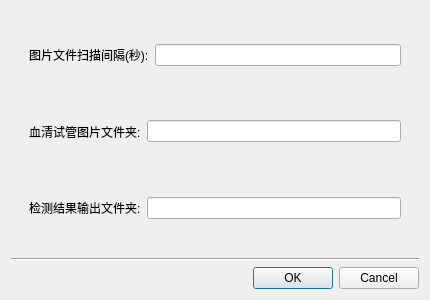
Above: ui_design/sys_cfg_dialog.ui from leiwng/serumsage before the change. Below: the same form after it.
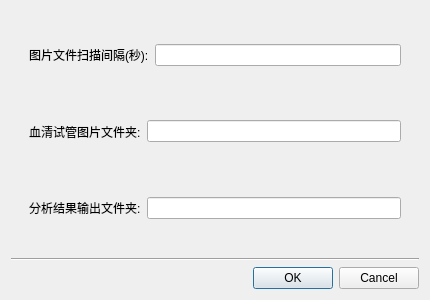
That is the form after the change.

Commit message: text label change

```diff
--- a/ui_design/sys_cfg_dialog.ui
+++ b/ui_design/sys_cfg_dialog.ui
@@ -61,7 +61,7 @@
          <item>
           <widget class="QLabel" name="label_3">
            <property name="text">
-            <string>检测结果输出文件夹:</string>
+            <string>分析结果输出文件夹:</string>
            </property>
           </widget>
          </item>
```
The commit also changes 6 other files.
